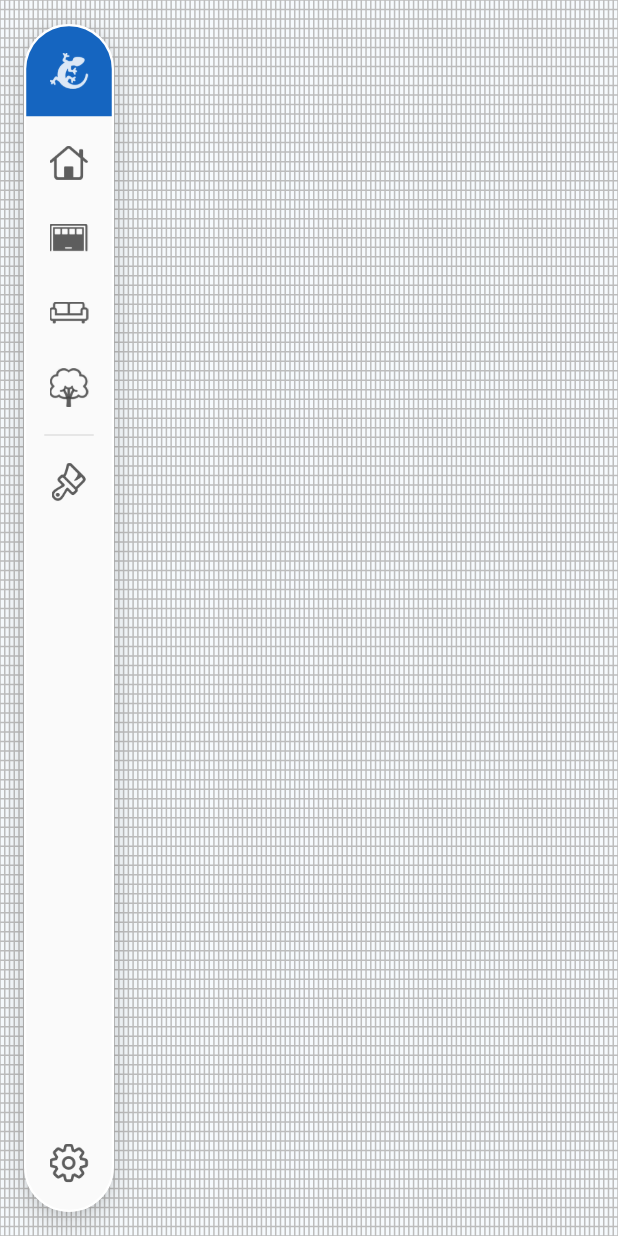
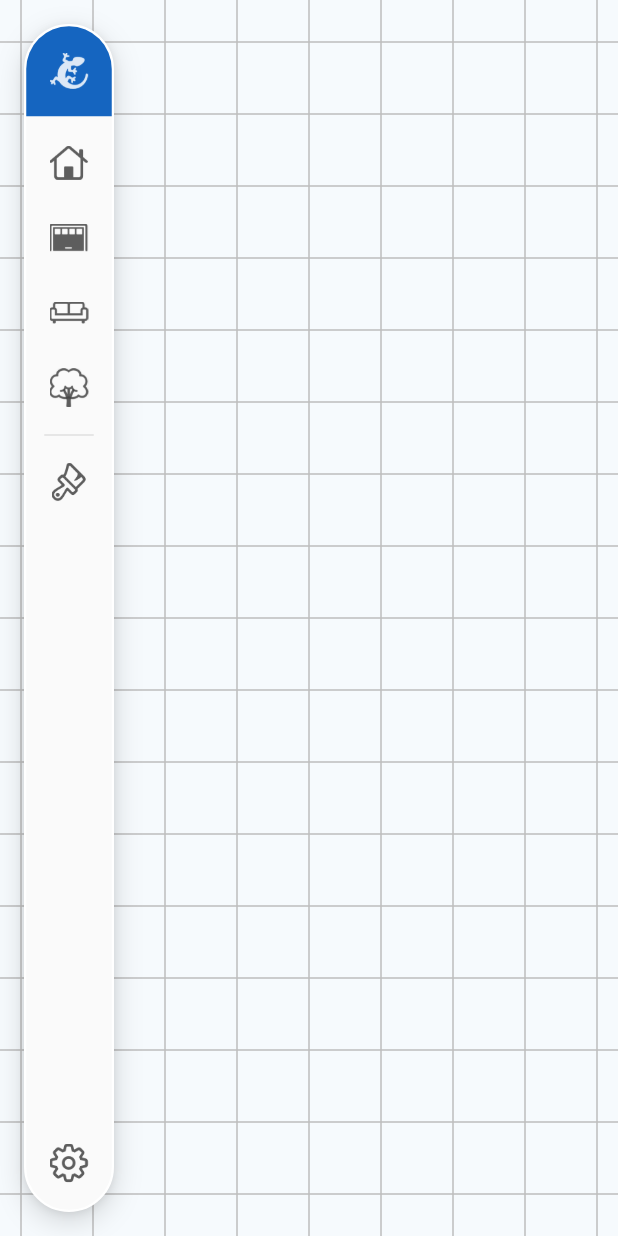
Before and after one commit to wynant-dev/GridEditor, a Flutter app: the screen it shows after launch, on a phone screen of 412 x 824 dp. Run offline on Flutter 3.47's test engine with Material 3 defaults, Android fonts, the phone set to English and light mode, and no system bars.

Commit message:
Debug : Make grid squared

```diff
--- a/lib/src/domain/geometry/grid_coordinate_mapper.dart
+++ b/lib/src/domain/geometry/grid_coordinate_mapper.dart
@@ -19,11 +19,12 @@
   }
 
   (int row, int col) fromWorldPosition(Offset position) {
-    final row = (position.dy / metrics.cellHeight).floor().clamp(
+    final local = position - metrics.origin;
+    final row = (local.dy / metrics.cellHeight).floor().clamp(
       0,
       metrics.rows - 1,
     );
-    final col = (position.dx / metrics.cellWidth).floor().clamp(
+    final col = (local.dx / metrics.cellWidth).floor().clamp(
       0,
       metrics.cols - 1,
     );
--- a/lib/src/domain/geometry/grid_metrics.dart
+++ b/lib/src/domain/geometry/grid_metrics.dart
@@ -4,28 +4,39 @@
 
 /// Single source of truth for grid geometry in the UI layer.
 class GridMetrics {
+  static const double defaultCellSize = 48.0;
+
   GridMetrics({
     required this.rows,
     required this.cols,
     required this.size,
+    this.cellSize = defaultCellSize,
     this.transform = const ViewportTransform(),
-  }) : cellWidth = size.width / cols,
-       cellHeight = size.height / rows;
+  }) : cellWidth = cellSize,
+       cellHeight = cellSize,
+       gridSize = Size(cols * cellSize, rows * cellSize),
+       origin = Offset(
+         (size.width - cols * cellSize) / 2,
+         (size.height - rows * cellSize) / 2,
+       );
 
   final int rows;
   final int cols;
+
+  /// Viewport/layout size used for centering; not the grid extent.
   final Size size;
+  final double cellSize;
   final ViewportTransform transform;
   final double cellWidth;
   final double cellHeight;
+  final Size gridSize;
+  final Offset origin;
 
   Offset cellTopLeft(int row, int col) {
-    return Offset(col * cellWidth, row * cellHeight);
+    return origin + Offset(col * cellSize, row * cellSize);
   }
 
-  Size cellSize() {
-    return Size(cellWidth, cellHeight);
-  }
+  Size get cellDimensions => Size(cellWidth, cellHeight);
 
   Offset screenToWorld(Offset position) {
     return transform.screenToWorld(position);
--- a/lib/src/domain/geometry/viewport_transform.dart
+++ b/lib/src/domain/geometry/viewport_transform.dart
@@ -13,4 +13,8 @@
   Offset screenToWorld(Offset position) {
     return (position - offset) / zoom;
   }
+
+  Offset worldToScreen(Offset world) {
+    return offset + world * zoom;
+  }
 }
--- a/lib/src/presentation/canvas/grid_canvas.dart
+++ b/lib/src/presentation/canvas/grid_canvas.dart
@@ -146,32 +146,30 @@
             return ViewportShell(
               viewportController: _viewportController,
               transform: transform,
-              child: Stack(
-                clipBehavior: Clip.none,
-                children: [
-                  GridRenderer(
+              scene: GridRenderer(
                 document: document,
                 catalog: widget.catalog,
                 metrics: metrics,
                 hiddenPlacementId: _hiddenPlacementId,
                 hidePlacements: controller?.selectedFloorId != null,
               ),
-                  GridInteractionLayer(handler: _interactionHandler),
-                  if (controller != null) ...[
+              input: GridInteractionLayer(handler: _interactionHandler),
+              overlay: controller != null
+                  ? Stack(
+                      clipBehavior: Clip.none,
+                      children: [
                         ListenableBuilder(
                           listenable: Listenable.merge([
                             _interactionState,
                             controller,
                           ]),
                           builder: (context, _) {
-                        return Positioned.fill(
-                          child: PlacementOverlayLayer(
+                            return PlacementOverlayLayer(
                               interactionState: _interactionState,
                               selectedItemId: controller.selectedItemId,
                               catalog: widget.catalog,
                               metrics: metrics,
                               document: document,
-                          ),
                             );
                           },
                         ),
@@ -181,14 +179,12 @@
                             controller,
                           ]),
                           builder: (context, _) {
-                        return Positioned.fill(
-                          child: FloorOverlayLayer(
+                            return FloorOverlayLayer(
                               interactionState: _interactionState,
                               selectedFloorId: controller.selectedFloorId,
                               catalog: widget.catalog,
                               metrics: metrics,
                               document: document,
-                          ),
                             );
                           },
                         ),
@@ -196,7 +192,8 @@
                           listenable: _interactionState,
                           builder: (context, _) {
                             return SelectionOverlayLayer(
-                          selectedPlacementId: controller.selectedPlacementId,
+                              selectedPlacementId:
+                                  controller.selectedPlacementId,
                               document: document,
                               catalog: widget.catalog,
                               metrics: metrics,
@@ -211,8 +208,8 @@
                           },
                         ),
                       ],
-                ],
-              ),
+                    )
+                  : null,
             );
           },
         );
--- a/lib/src/presentation/renderer/floor_overlay_layer.dart
+++ b/lib/src/presentation/renderer/floor_overlay_layer.dart
@@ -35,6 +35,7 @@
     }
 
     return Stack(
+      clipBehavior: Clip.none,
       children: [
         for (final placement in document.placements)
           _GhostPlacement(
--- a/lib/src/presentation/renderer/grid_renderer.dart
+++ b/lib/src/presentation/renderer/grid_renderer.dart
@@ -33,6 +33,7 @@
     final lineColor = Colors.grey.shade400;
 
     return Stack(
+      clipBehavior: Clip.none,
       children: [
         for (final tile in document.floorTiles)
           _FloorLayer(
@@ -40,9 +41,15 @@
             catalog: catalog,
             metrics: metrics,
           ),
-        CustomPaint(
-          size: metrics.size,
-          painter: _GridLinePainter(metrics: metrics, color: lineColor),
+        Positioned(
+          left: metrics.origin.dx,
+          top: metrics.origin.dy,
+          width: metrics.gridSize.width,
+          height: metrics.gridSize.height,
+          child: CustomPaint(
+            size: metrics.gridSize,
+            painter: _GridLinePainter(metrics: metrics, color: lineColor),
+          ),
         ),
         for (final placement in document.placements)
           if (!hidePlacements && placement.id != hiddenPlacementId)
@@ -83,7 +90,9 @@
   bool shouldRepaint(covariant _GridLinePainter oldDelegate) {
     return oldDelegate.metrics.rows != metrics.rows ||
         oldDelegate.metrics.cols != metrics.cols ||
-        oldDelegate.metrics.size != metrics.size ||
+        oldDelegate.metrics.gridSize != metrics.gridSize ||
+        oldDelegate.metrics.origin != metrics.origin ||
+        oldDelegate.metrics.cellSize != metrics.cellSize ||
         oldDelegate.metrics.transform.offset != metrics.transform.offset ||
         oldDelegate.metrics.transform.zoom != metrics.transform.zoom ||
         oldDelegate.color != color;
--- a/lib/src/presentation/renderer/placement_overlay_layer.dart
+++ b/lib/src/presentation/renderer/placement_overlay_layer.dart
@@ -29,6 +29,7 @@
   @override
   Widget build(BuildContext context) {
     return Stack(
+      clipBehavior: Clip.none,
       children: [
         if (!interactionState.isDragging)
           _PlacementGhostPreview(
--- a/lib/src/presentation/viewport/viewport_shell.dart
+++ b/lib/src/presentation/viewport/viewport_shell.dart
@@ -5,17 +5,25 @@
 
 /// Routes pointer input and applies the viewport transform. Does not interpret
 /// grid coordinates or render grid content.
+///
+/// [scene] is transformed by pan/zoom. [overlay] uses the same transform and is
+/// painted above [input]. [input] stays in screen space so hit-testing covers
+/// the full viewport regardless of zoom or grid extent.
 class ViewportShell extends StatelessWidget {
   const ViewportShell({
     super.key,
     required this.viewportController,
     required this.transform,
-    required this.child,
+    required this.scene,
+    this.overlay,
+    this.input,
   });
 
   final ViewportController viewportController;
   final ViewportTransform transform;
-  final Widget child;
+  final Widget scene;
+  final Widget? overlay;
+  final Widget? input;
 
   @override
   Widget build(BuildContext context) {
@@ -25,13 +33,25 @@
       onPointerMove: viewportController.handlePointerMove,
       onPointerUp: viewportController.handlePointerUp,
       onPointerCancel: viewportController.handlePointerCancel,
-      child: Transform.translate(
-        offset: transform.offset,
-        child: Transform.scale(
-          scale: transform.zoom,
-          alignment: Alignment.topLeft,
-          child: child,
-        ),
+      child: Stack(
+        fit: StackFit.expand,
+        clipBehavior: Clip.none,
+        children: [
+          _transform(scene),
+          if (input != null) Positioned.fill(child: input!),
+          if (overlay != null) _transform(overlay!),
+        ],
+      ),
+    );
+  }
+
+  Widget _transform(Widget child) {
+    return Transform.translate(
+      offset: transform.offset,
+      child: Transform.scale(
+        scale: transform.zoom,
+        alignment: Alignment.topLeft,
+        child: child,
       ),
     );
   }
```
Also changed, not shown: lib/src/presentation/interaction/grid_hit_tester.dart (+6 -5 lines), lib/src/presentation/interaction/grid_interaction_handler.dart (+8 -7 lines), 7 other files. Lines whose indentation alone changed are shown as unchanged.
